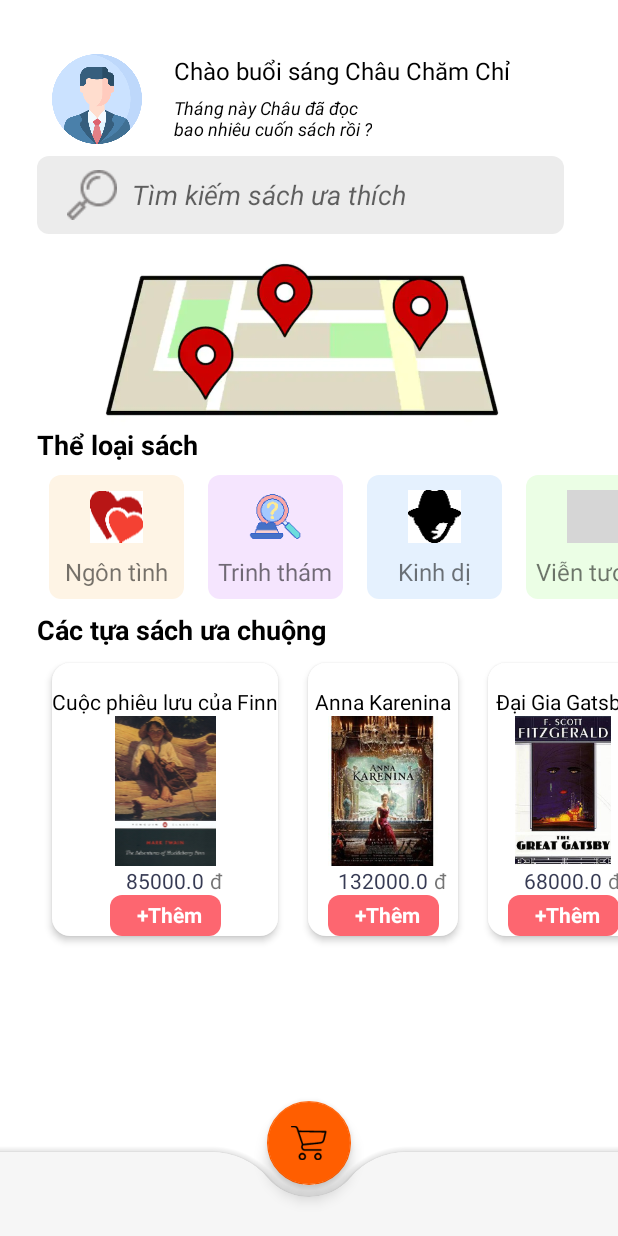
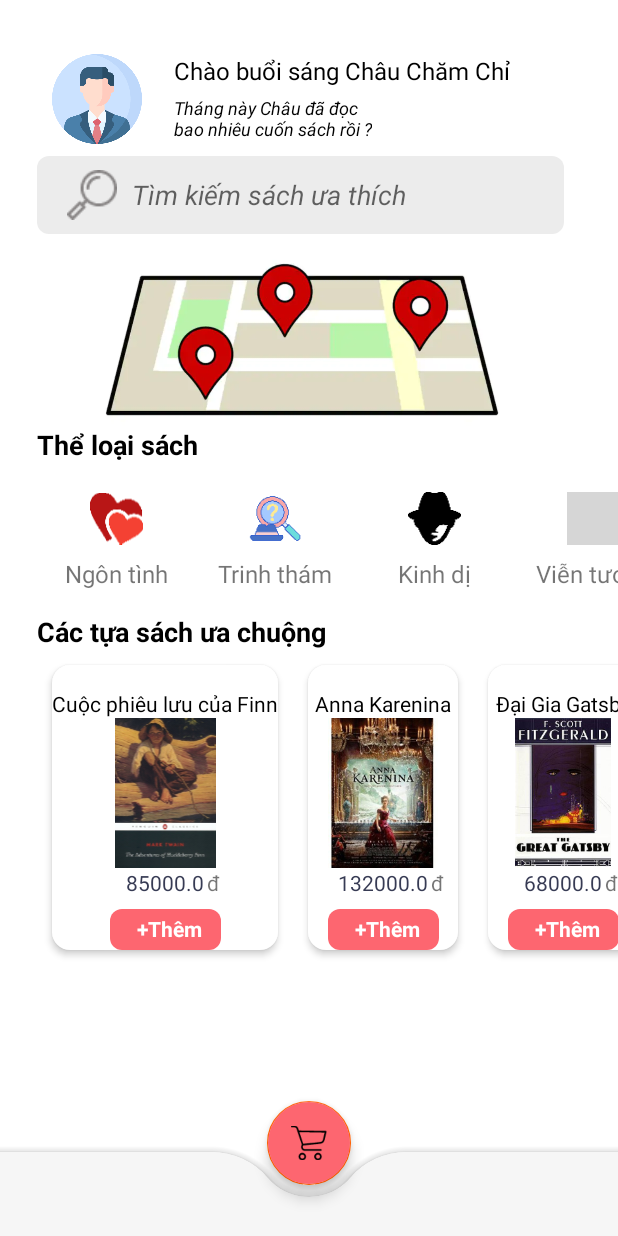
Before and after one commit to Ton2808/MobieMidterm, an Android app: the IntroActivity screen opened directly, with no data from a screen before it, on a phone screen of 412 x 824 dp. Run offline under Robolectric (Android 15) with nearby library versions, the phone set to English and light mode, and no system bars; grey boxes are pictures that could not be loaded.

Commit message:
modify UI x2

```diff
--- a/app/src/main/java/com/example/bookhubapp/Adapter/CategoryAdapter.java
+++ b/app/src/main/java/com/example/bookhubapp/Adapter/CategoryAdapter.java
@@ -40,17 +40,17 @@ public class CategoryAdapter extends RecyclerView.Adapter<CategoryAdapter.ViewHo
         switch (position){
             case 0:{
                 picUrl = "hearts";
-                holder.mainLayout.setBackground(ContextCompat.getDrawable(holder.itemView.getContext(), R.drawable.cat_background1));
+                holder.mainLayout.setBackground(ContextCompat.getDrawable(holder.itemView.getContext(), R.drawable.cat_background4));
                 break;
             }
             case 1:{
                 picUrl = "clue";
-                holder.mainLayout.setBackground(ContextCompat.getDrawable(holder.itemView.getContext(), R.drawable.cat_background2));
+                holder.mainLayout.setBackground(ContextCompat.getDrawable(holder.itemView.getContext(), R.drawable.cat_background4));
                 break;
             }
             case 2:{
                 picUrl = "zombie";
-                holder.mainLayout.setBackground(ContextCompat.getDrawable(holder.itemView.getContext(), R.drawable.cat_background3));
+                holder.mainLayout.setBackground(ContextCompat.getDrawable(holder.itemView.getContext(), R.drawable.cat_background4));
                 break;
             }
             case 3:{
@@ -60,7 +60,7 @@ public class CategoryAdapter extends RecyclerView.Adapter<CategoryAdapter.ViewHo
             }
             case 4:{
                 picUrl = "coliseum";
-                holder.mainLayout.setBackground(ContextCompat.getDrawable(holder.itemView.getContext(), R.drawable.cat_background5));
+                holder.mainLayout.setBackground(ContextCompat.getDrawable(holder.itemView.getContext(), R.drawable.cat_background4));
                 break;
             }
 
@@ -70,6 +70,7 @@ public class CategoryAdapter extends RecyclerView.Adapter<CategoryAdapter.ViewHo
         Glide.with(holder.itemView.getContext())
                 .load(drawableResourceId)
                 .into(holder.categoryPic);
+
     }
 
     @Override
--- a/app/src/main/java/com/example/bookhubapp/Adapter/PopularAdapter.java
+++ b/app/src/main/java/com/example/bookhubapp/Adapter/PopularAdapter.java
@@ -18,10 +18,10 @@ import com.example.bookhubapp.R;
 import java.util.ArrayList;
 
 public class PopularAdapter extends RecyclerView.Adapter<PopularAdapter.ViewHolder> {
-    ArrayList<BookDomain> popularFood;
+    ArrayList<BookDomain> popularBook;
 
     public PopularAdapter(ArrayList<BookDomain> bookDomains){
-        this.popularFood = bookDomains;
+        this.popularBook = bookDomains;
     }
 
     @Override
@@ -32,10 +32,10 @@ public class PopularAdapter extends RecyclerView.Adapter<PopularAdapter.ViewHold
 
     @Override
     public void onBindViewHolder(@NonNull PopularAdapter.ViewHolder holder,int position) {
-        holder.title.setText(popularFood.get(position).getTitle());
-        holder.fee.setText(String.valueOf(popularFood.get(position).getFee()));
+        holder.title.setText(popularBook.get(position).getTitle());
+        holder.fee.setText(String.valueOf(popularBook.get(position).getFee()));
 
-        int drawableResourceId = holder.itemView.getContext().getResources().getIdentifier(popularFood.get(position).getPic(), "drawable", holder.itemView.getContext().getPackageName());
+        int drawableResourceId = holder.itemView.getContext().getResources().getIdentifier(popularBook.get(position).getPic(), "drawable", holder.itemView.getContext().getPackageName());
 
         Glide.with(holder.itemView.getContext())
                 .load(drawableResourceId)
@@ -45,7 +45,7 @@ public class PopularAdapter extends RecyclerView.Adapter<PopularAdapter.ViewHold
             @Override
             public void onClick(View view) {
                 Intent intent = new Intent(holder.itemView.getContext(), ShowDetailActivity.class);
-                intent.putExtra("object",popularFood.get(holder.getAdapterPosition()));
+                intent.putExtra("object",popularBook.get(holder.getAdapterPosition()));
                 holder.itemView.getContext().startActivity(intent);
             }
         });
@@ -53,7 +53,7 @@ public class PopularAdapter extends RecyclerView.Adapter<PopularAdapter.ViewHold
 
     @Override
     public int getItemCount() {
-        return popularFood.size();
+        return popularBook.size();
     }
 
     public class ViewHolder extends RecyclerView.ViewHolder{
--- a/app/src/main/res/drawable/cat_background4.xml
+++ b/app/src/main/res/drawable/cat_background4.xml
@@ -2,7 +2,7 @@
 <selector xmlns:android="http://schemas.android.com/apk/res/android">
 <item>
     <shape android:shape="rectangle">
-        <solid android:color="#ebfee5"/>
+        <solid android:color="#ffffff"/>
         <corners android:radius="8dp"/>
 
     </shape>
--- a/app/src/main/res/layout/activity_cart_list.xml
+++ b/app/src/main/res/layout/activity_cart_list.xml
@@ -183,6 +183,7 @@
                 android:layout_margin="16dp"
                 android:layout_marginTop="24dp"
                 android:background="@drawable/s3_checkout_new"
+                android:elevation="3dp"
                 android:gravity="center"
                 android:text="Mua Hàng"
                 android:textColor="#ffffff"
--- a/app/src/main/res/layout/activity_intro.xml
+++ b/app/src/main/res/layout/activity_intro.xml
@@ -175,7 +175,7 @@
             android:id="@+id/cart"
             android:layout_width="wrap_content"
             android:layout_height="wrap_content"
-            android:backgroundTint="#ff5e00"
+            android:backgroundTint="#FD6670"
             android:elevation="3dp"
             android:src="@drawable/shopping_cart"
             app:backgroundTint="#ff5e00"
--- a/app/src/main/res/layout/activity_main.xml
+++ b/app/src/main/res/layout/activity_main.xml
@@ -15,7 +15,7 @@
         android:layout_marginTop="150dp"
         android:background="@drawable/logo_bookus_new"
         app:layout_constraintEnd_toEndOf="parent"
-        app:layout_constraintHorizontal_bias="0.496"
+        app:layout_constraintHorizontal_bias="0.0"
         app:layout_constraintStart_toStartOf="parent"
         app:layout_constraintTop_toTopOf="parent" />
 
@@ -23,14 +23,14 @@
         android:id="@+id/textView6"
         android:layout_width="wrap_content"
         android:layout_height="wrap_content"
-        android:layout_marginBottom="200dp"
+        android:layout_marginBottom="180dp"
         android:text="Hãy tận hưởng kho tàng kiến thức này\nVì bạn xứng đáng"
         android:textColor="#0583F2"
         android:textSize="20sp"
         android:textStyle="bold|italic"
         app:layout_constraintBottom_toBottomOf="parent"
         app:layout_constraintEnd_toEndOf="parent"
-        app:layout_constraintHorizontal_bias="0.423"
+        app:layout_constraintHorizontal_bias="0.467"
         app:layout_constraintStart_toStartOf="parent" />
 
     <Button
--- a/app/src/main/res/layout/activity_show_detail.xml
+++ b/app/src/main/res/layout/activity_show_detail.xml
@@ -59,6 +59,7 @@
             <LinearLayout
                 android:layout_width="match_parent"
                 android:layout_height="40dp"
+                android:layout_marginTop="8dp"
                 android:gravity="center"
                 android:orientation="horizontal">
 
@@ -111,7 +112,7 @@
         android:gravity="center"
         android:text="Đưa vào giỏ sách"
         android:textColor="#ffffff"
-        android:textSize="23sp"
+        android:textSize="24sp"
         android:textStyle="bold"
         app:layout_constraintBottom_toBottomOf="@+id/scrollView2"
         app:layout_constraintEnd_toEndOf="parent"
--- a/app/src/main/res/layout/viewholder_category.xml
+++ b/app/src/main/res/layout/viewholder_category.xml
@@ -23,7 +23,7 @@
         app:layout_constraintStart_toStartOf="parent"
         app:layout_constraintTop_toTopOf="parent"
         app:layout_constraintVertical_bias="0.0"
-        app:srcCompat="@drawable/cat_1" />
+        app:srcCompat="@drawable/hearts" />
 
     <TextView
         android:id="@+id/categoryName"
--- a/app/src/main/res/layout/viewholder_popular.xml
+++ b/app/src/main/res/layout/viewholder_popular.xml
@@ -29,7 +29,7 @@
         app:layout_constraintEnd_toEndOf="@+id/title"
         app:layout_constraintStart_toStartOf="@+id/title"
         app:layout_constraintTop_toBottomOf="@+id/title"
-        app:srcCompat="@drawable/pop_1" />
+        app:srcCompat="@drawable/rungnauy" />
 
     <TextView
         android:id="@+id/fee"
@@ -46,6 +46,7 @@
         android:id="@+id/addBtn"
         android:layout_width="74dp"
         android:layout_height="27dp"
+        android:layout_marginTop="8dp"
         android:background="@drawable/s3_checkout_new"
         android:paddingStart="18dp"
         android:paddingTop="3dp"
@@ -63,9 +64,9 @@
         android:id="@+id/textView7"
         android:layout_width="wrap_content"
         android:layout_height="wrap_content"
-        android:layout_marginStart="4dp"
+        android:layout_marginStart="2dp"
         android:text="đ"
-        app:layout_constraintBottom_toTopOf="@+id/addBtn"
+        app:layout_constraintBottom_toBottomOf="@+id/fee"
         app:layout_constraintStart_toEndOf="@+id/fee"
         app:layout_constraintTop_toBottomOf="@+id/pic" />
 
```
Also changed, not shown: app/src/main/AndroidManifest.xml (+13 -4 lines), app/src/main/res/layout/viewholder_cart.xml (+7 -7 lines).
